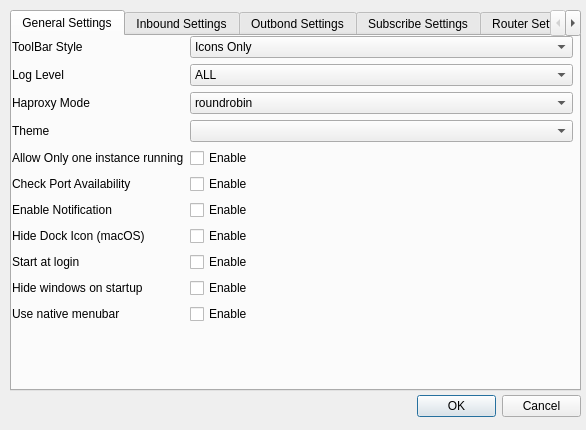
This is ui/settingsdialog.ui in Trojan-Qt5/Trojan-Qt5 as Qt 5 draws it before an edit. The edited form follows.
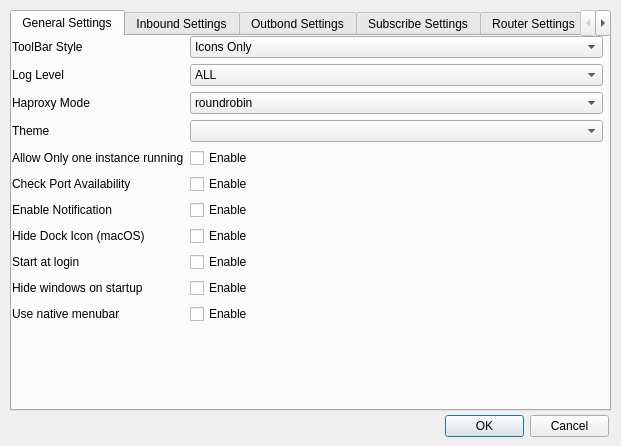
This is the edited form.

Diff of the .ui file:
```diff
--- a/ui/settingsdialog.ui
+++ b/ui/settingsdialog.ui
@@ -6,8 +6,8 @@
    <rect>
     <x>0</x>
     <y>0</y>
-    <width>586</width>
-    <height>430</height>
+    <width>621</width>
+    <height>446</height>
    </rect>
   </property>
   <property name="windowTitle">
@@ -18,8 +18,8 @@
     <rect>
      <x>10</x>
      <y>10</y>
-     <width>571</width>
-     <height>381</height>
+     <width>601</width>
+     <height>401</height>
     </rect>
    </property>
    <property name="sizePolicy">
@@ -40,8 +40,8 @@
       <rect>
        <x>0</x>
        <y>0</y>
-       <width>561</width>
-       <height>351</height>
+       <width>591</width>
+       <height>371</height>
       </rect>
      </property>
      <layout class="QFormLayout" name="formLayout">
@@ -754,8 +754,8 @@
   <widget class="QDialogButtonBox" name="buttonBox">
    <property name="geometry">
     <rect>
-     <x>417</x>
-     <y>390</y>
+     <x>445</x>
+     <y>410</y>
      <width>164</width>
      <height>32</height>
     </rect>
```
Left out of the diff: 20 changed lines with no effect on the pictures.
